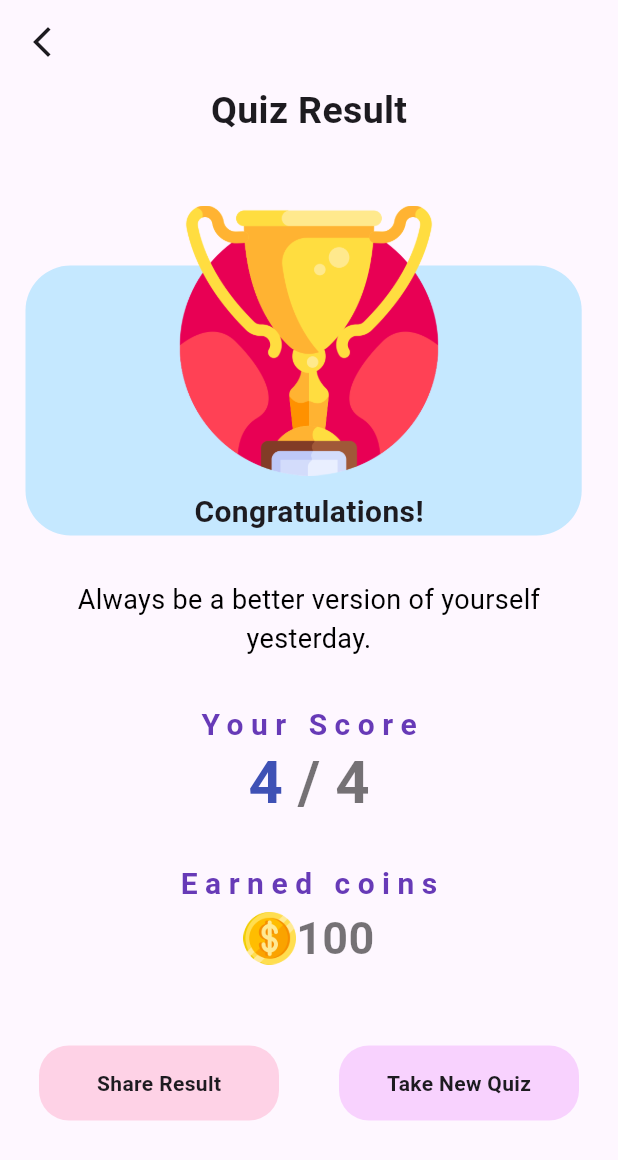
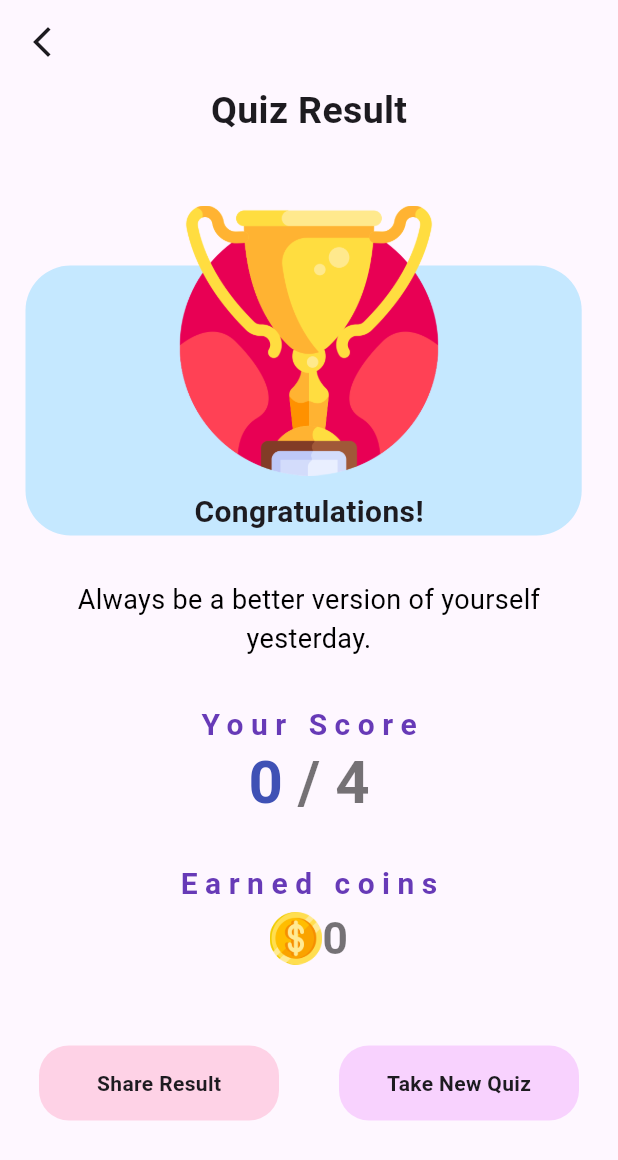
Before and after one commit to lephucchinh/Education_Quiz_app, a Flutter app: the ResultScreen screen opened directly, on a phone screen of 412 x 824 dp. Shown: the top 1160 px of the screen. Run offline on Flutter 3.47's test engine with Material 3 defaults, Android fonts, the phone set to English and light mode, and no system bars; our stand-ins replace bloc, equatable, flutter_bloc, percent_indicator.

Commit message:
fix bug score and handle timer run go to end + create getStorage

```diff
--- a/lib/ui/Quiz_screen/bloc/quiz_screen_event.dart
+++ b/lib/ui/Quiz_screen/bloc/quiz_screen_event.dart
@@ -47,3 +47,12 @@ class ResetChooseOption extends QuizScreenEvent {
   @override
   List<Object?> get props => [];
 }
+
+class CountScore extends QuizScreenEvent {
+  @override
+  List<Object?> get props => [];
+}
+class ResetScore extends QuizScreenEvent {
+  @override
+  List<Object?> get props => [];
+}
--- a/lib/ui/Quiz_screen/bloc/quiz_screen_state.dart
+++ b/lib/ui/Quiz_screen/bloc/quiz_screen_state.dart
@@ -8,6 +8,7 @@ class QuizScreenState extends Equatable {
     required this.progressQuestion,
     required this.progressTime,
     required this.time,
+    required this.score,
   });
 
   const QuizScreenState.initial({
@@ -17,6 +18,7 @@ class QuizScreenState extends Equatable {
     this.progressQuestion = 0,
     this.progressTime = 0.0,
     this.time = 0,
+    this.score = 0,
   });
 
   final int time;
@@ -25,6 +27,7 @@ class QuizScreenState extends Equatable {
   final int idOptionChoose;
   final int idAnswer;
   final int numberChoose;
+  final int score;
 
   QuizScreenState copyWith({
     int? time,
@@ -33,6 +36,7 @@ class QuizScreenState extends Equatable {
     int? idOptionChoose,
     int? idAnswer,
     int? numberChoose,
+    int? score,
   }) {
     return QuizScreenState._(
         time: time ?? this.time,
@@ -41,7 +45,7 @@ class QuizScreenState extends Equatable {
         idOptionChoose: idOptionChoose ?? this.idOptionChoose,
         idAnswer: idAnswer ?? this.idAnswer,
         numberChoose: numberChoose ?? this.numberChoose,
-    );
+        score: score ?? this.score);
   }
 
   @override
@@ -51,6 +55,7 @@ class QuizScreenState extends Equatable {
         progressQuestion,
         idAnswer,
         idOptionChoose,
-        numberChoose
+        numberChoose,
+        score,
       ];
 }
--- a/lib/ui/Result_creen/Result_Screen.dart
+++ b/lib/ui/Result_creen/Result_Screen.dart
@@ -1,5 +1,7 @@
 import 'package:flutter/material.dart';
+import 'package:flutter_bloc/flutter_bloc.dart';
 import 'package:quizgames/ui/Home_screen/Home_screen.dart';
+import 'package:quizgames/ui/Quiz_screen/bloc/quiz_screen_bloc.dart';
 
 class ResultScreen extends StatefulWidget {
   const ResultScreen({super.key});
@@ -9,16 +11,25 @@ class ResultScreen extends StatefulWidget {
 }
 
 class _ResultScreenState extends State<ResultScreen> {
-  @override
+
   Widget build(BuildContext context) {
-    final Size size = MediaQuery.of(context).size;
-
+    final Size size = MediaQuery
+        .of(context)
+        .size;
+    return BlocBuilder<QuizScreenBloc, QuizScreenState>(
+      builder: (context, state) {
         return Scaffold(
             appBar: AppBar(
               leading: IconButton(
                   onPressed: () {
-              Navigator.pushReplacement(
-                  context, MaterialPageRoute(builder: (_) => HomeScreen()));
+                    Navigator.pushAndRemoveUntil(
+                      context,
+                      MaterialPageRoute(
+                        builder: (context) => HomeScreen(),
+                      ),
+                          (route) => false,
+                    );
+                    context.read<QuizScreenBloc>().add(ResetScore());
                   },
                   icon: Icon(Icons.arrow_back_ios_new)),
             ),
@@ -96,7 +107,7 @@ class _ResultScreenState extends State<ResultScreen> {
                   RichText(
                       text: TextSpan(children: [
                         TextSpan(
-                  text: '4',
+                            text: '${state.score}',
                             style: TextStyle(
                                 color: Colors.indigo,
                                 fontWeight: FontWeight.bold,
@@ -126,7 +137,7 @@ class _ResultScreenState extends State<ResultScreen> {
                         'assets/icons/dollar.png',
                         width: 35,
                       ),
-                Text('100',
+                      Text('${state.score * 10}',
                           style: TextStyle(
                               color: Colors.black54,
                               fontWeight: FontWeight.bold,
@@ -174,5 +185,8 @@ class _ResultScreenState extends State<ResultScreen> {
               ),
             ),
           );
+
+      },
+    );
   }
 }
```
Also changed, not shown: lib/domain/get_Storage.dart (added, +53 -0 lines), lib/models/Data_User.dart (added, +26 -0 lines), lib/ui/Home_screen/bloc/home_screen_bloc.dart (added, +15 -0 lines), lib/ui/Home_screen/bloc/home_screen_event.dart (added, +13 -0 lines), lib/ui/Home_screen/bloc/home_screen_state.dart (added, +20 -0 lines), lib/ui/Quiz_screen/Quiz_screen.dart (+27 -6 lines), lib/ui/Quiz_screen/bloc/quiz_screen_bloc.dart (+18 -0 lines), lib/ui/Quiz_screen/widgets/Question_card.dart (+3 -15 lines), lib/ui/Quiz_screen/widgets/option_card.dart (+6 -5 lines), lib/ui/Quiz_screen/widgets/progress_bar.dart (+5 -2 lines). Lines whose indentation alone changed are shown as unchanged.
